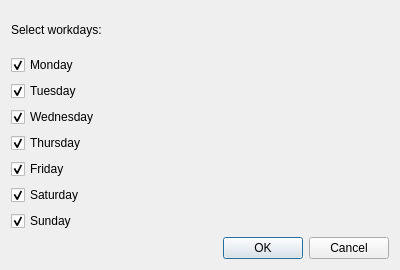
This is qt_gui/ui/workdays_dialog.ui in ravenvz/SprintTimer as Qt 5 draws it before an edit. The edited form follows.
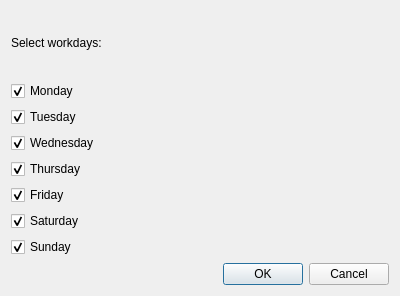
This is the edited form.

```diff
--- a/qt_gui/ui/workdays_dialog.ui
+++ b/qt_gui/ui/workdays_dialog.ui
@@ -7,7 +7,7 @@
     <x>0</x>
     <y>0</y>
     <width>400</width>
-    <height>270</height>
+    <height>296</height>
    </rect>
   </property>
   <property name="windowTitle">
```
